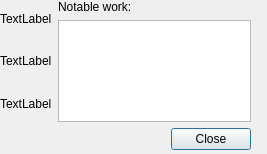
Old version of the form sciinfo.ui in the repository sandraBender/VLN1-hopur2.
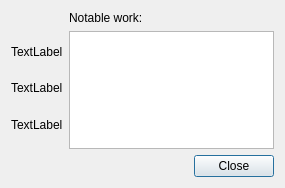
New version of the form.

Commit message: Sciinfo, Compinfo og Linkwindow form lögðu til

What changed in the file:
```diff
--- a/sciinfo.ui
+++ b/sciinfo.ui
@@ -6,27 +6,46 @@
    <rect>
     <x>0</x>
     <y>0</y>
-    <width>267</width>
-    <height>154</height>
+    <width>285</width>
+    <height>188</height>
    </rect>
   </property>
   <property name="windowTitle">
    <string>Information</string>
   </property>
-  <widget class="QWidget" name="">
-   <property name="geometry">
-    <rect>
-     <x>0</x>
-     <y>0</y>
-     <width>251</width>
-     <height>150</height>
-    </rect>
-   </property>
+  <layout class="QVBoxLayout" name="verticalLayout_4">
+   <item>
    <layout class="QVBoxLayout" name="verticalLayout_3">
     <item>
      <layout class="QHBoxLayout" name="horizontalLayout">
       <item>
        <layout class="QVBoxLayout" name="verticalLayout">
+         <item>
+          <spacer name="verticalSpacer">
+           <property name="orientation">
+            <enum>Qt::Vertical</enum>
+           </property>
+           <property name="sizeHint" stdset="0">
+            <size>
+             <width>20</width>
+             <height>40</height>
+            </size>
+           </property>
+          </spacer>
+         </item>
+         <item>
+          <spacer name="verticalSpacer_5">
+           <property name="orientation">
+            <enum>Qt::Vertical</enum>
+           </property>
+           <property name="sizeHint" stdset="0">
+            <size>
+             <width>20</width>
+             <height>40</height>
+            </size>
+           </property>
+          </spacer>
+         </item>
         <item>
          <widget class="QLabel" name="label_name">
           <property name="text">
@@ -37,6 +56,19 @@
           </property>
          </widget>
         </item>
+         <item>
+          <spacer name="verticalSpacer_2">
+           <property name="orientation">
+            <enum>Qt::Vertical</enum>
+           </property>
+           <property name="sizeHint" stdset="0">
+            <size>
+             <width>20</width>
+             <height>40</height>
+            </size>
+           </property>
+          </spacer>
+         </item>
         <item>
          <widget class="QLabel" name="label_born">
           <property name="text">
@@ -44,6 +76,19 @@
           </property>
          </widget>
         </item>
+         <item>
+          <spacer name="verticalSpacer_3">
+           <property name="orientation">
+            <enum>Qt::Vertical</enum>
+           </property>
+           <property name="sizeHint" stdset="0">
+            <size>
+             <width>20</width>
+             <height>40</height>
+            </size>
+           </property>
+          </spacer>
+         </item>
         <item>
          <widget class="QLabel" name="label_gender">
           <property name="text">
@@ -51,6 +96,19 @@
           </property>
          </widget>
         </item>
+         <item>
+          <spacer name="verticalSpacer_4">
+           <property name="orientation">
+            <enum>Qt::Vertical</enum>
+           </property>
+           <property name="sizeHint" stdset="0">
+            <size>
+             <width>20</width>
+             <height>40</height>
+            </size>
+           </property>
+          </spacer>
+         </item>
        </layout>
       </item>
       <item>
@@ -81,7 +139,8 @@
      </widget>
     </item>
    </layout>
-  </widget>
+   </item>
+  </layout>
  </widget>
  <resources/>
  <connections/>
```
Lines whose indentation alone changed are shown as unchanged. The commit also changes 13 other files.
